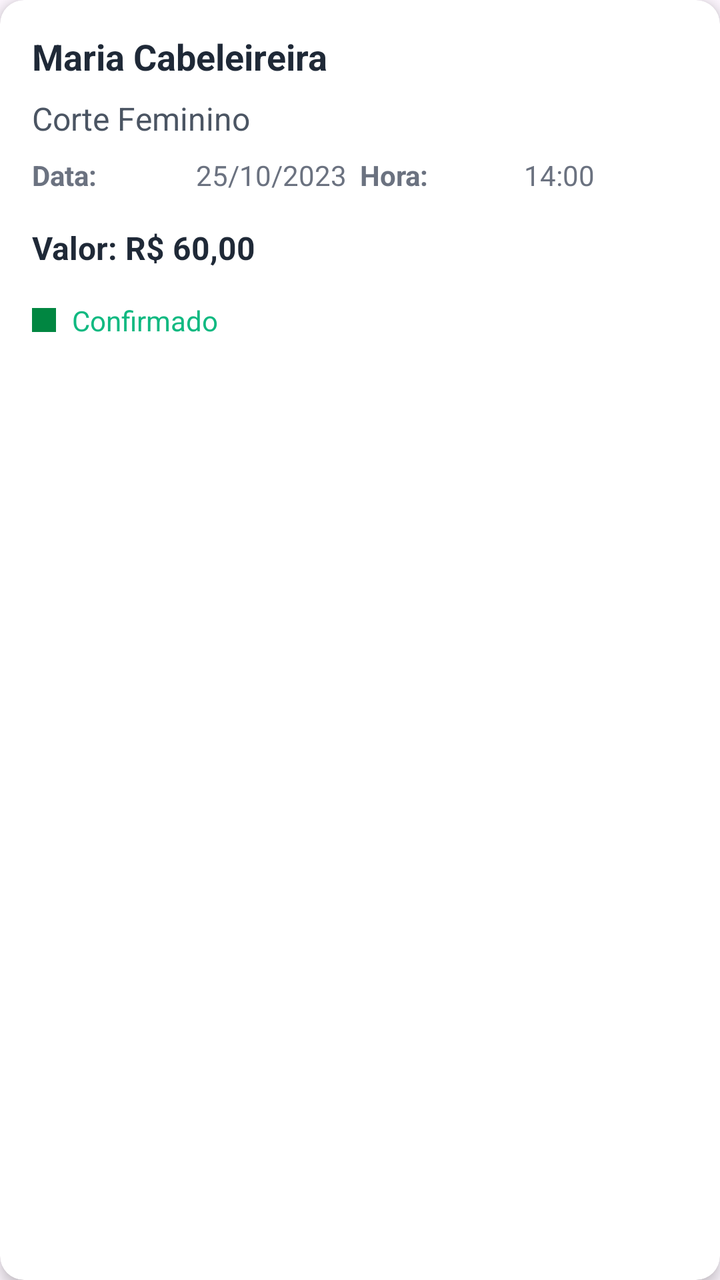
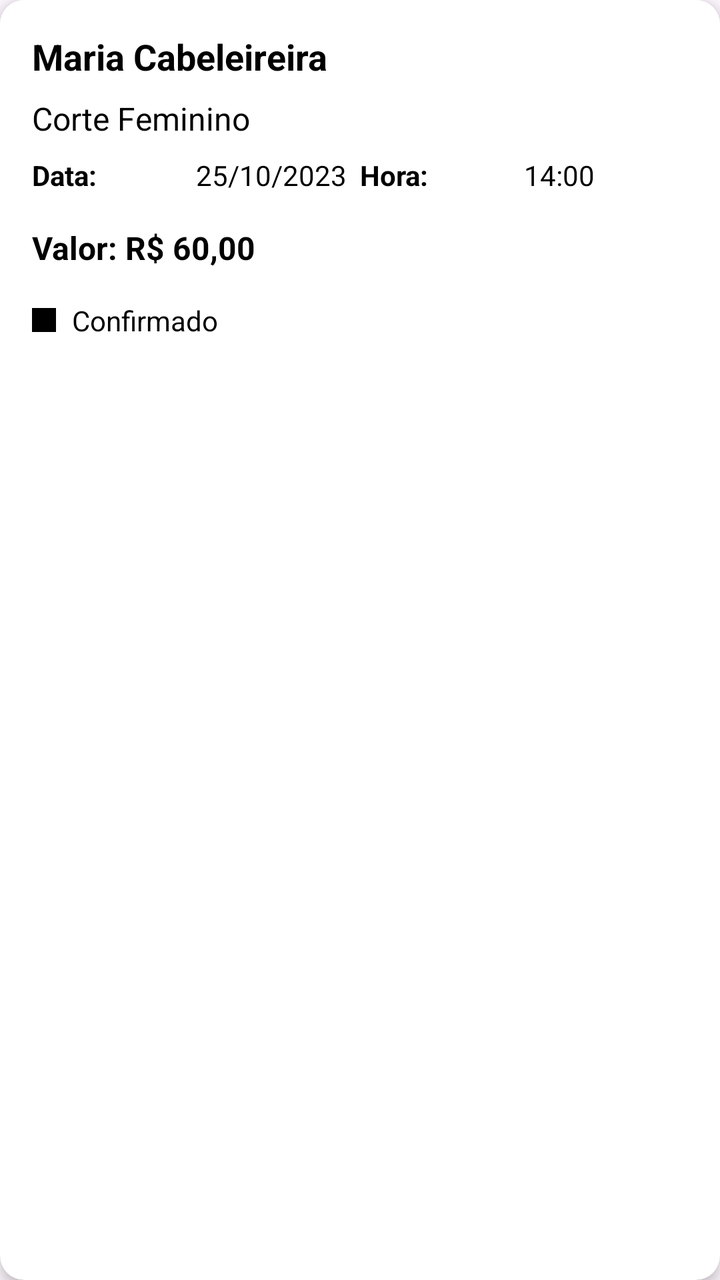

The first picture is an Android layout as it rendered before a commit; the second is the same layout after the commit. The layout source and the unified diff follow.
<!-- AndroidManifest.xml: application theme Theme.SmartApp -->
<!-- res/layout/item_agendamento.xml -->
<?xml version="1.0" encoding="utf-8"?>
<androidx.cardview.widget.CardView xmlns:android="http://schemas.android.com/apk/res/android"
    xmlns:app="http://schemas.android.com/apk/res-auto"
    android:layout_width="match_parent"
    android:layout_height="wrap_content"
    android:layout_marginBottom="16dp"
    app:cardCornerRadius="12dp"
    app:cardElevation="4dp">

    <LinearLayout
        android:layout_width="match_parent"
        android:layout_height="wrap_content"
        android:orientation="vertical"
        android:padding="16dp">

        
        <TextView
            android:id="@+id/nome"
            android:layout_width="match_parent"
            android:layout_height="wrap_content"
            android:text="Maria Cabeleireira"
            android:textColor="#1F2937"
            android:textSize="18sp"
            android:textStyle="bold"/>

        
        <TextView
            android:id="@+id/servico"
            android:layout_width="match_parent"
            android:layout_height="wrap_content"
            android:layout_marginTop="8dp"
            android:text="Corte Feminino"
            android:textColor="#4B5563"
            android:textSize="16sp"/>

        
        <LinearLayout
            android:layout_width="match_parent"
            android:layout_height="wrap_content"
            android:layout_marginTop="8dp"
            android:orientation="horizontal">

            <TextView
                android:id="@+id/data"
                android:layout_width="0dp"
                android:layout_height="wrap_content"
                android:layout_weight="1"
                android:text="Data:"
                android:textColor="#6B7280"
                android:textStyle="bold"/>

            <TextView
                android:layout_width="0dp"
                android:layout_height="wrap_content"
                android:layout_weight="1"
                android:text="25/10/2023"
                android:textColor="#6B7280"/>

            <TextView
                android:id="@+id/hora"
                android:layout_width="0dp"
                android:layout_height="wrap_content"
                android:layout_weight="1"
                android:text="Hora:"
                android:textColor="#6B7280"
                android:textStyle="bold"/>

            <TextView
                android:layout_width="0dp"
                android:layout_height="wrap_content"
                android:layout_weight="1"
                android:text="14:00"
                android:textColor="#6B7280"/>
        </LinearLayout>

        
        <TextView
            android:id="@+id/valor"
            android:layout_width="match_parent"
            android:layout_height="wrap_content"
            android:layout_marginTop="16dp"
            android:text="Valor: R$ 60,00"
            android:textColor="#1F2937"
            android:textSize="16sp"
            android:textStyle="bold"/>

        
        <LinearLayout
            android:layout_width="match_parent"
            android:layout_height="wrap_content"
            android:layout_marginTop="16dp"
            android:orientation="horizontal"
            android:gravity="center_vertical">

            <View
                android:layout_width="12dp"
                android:layout_height="12dp"
                android:background="#10B981"
                android:backgroundTint="#10B981"
                android:backgroundTintMode="multiply"/>

            <TextView
                android:layout_width="wrap_content"
                android:layout_height="wrap_content"
                android:layout_marginStart="8dp"
                android:text="Confirmado"
                android:textColor="#10B981"
                android:textSize="14sp"/>
        </LinearLayout>
    </LinearLayout>
</androidx.cardview.widget.CardView>
<!-- resources referenced by this layout -->
<resources>
  <style name="Theme.SmartApp" parent="Base.Theme.SmartApp" />
  <style name="Base.Theme.SmartApp" parent="Theme.Material3.DayNight.NoActionBar" />
</resources>

<!-- the commit's change to res/layout/item_agendamento.xml (unified diff, before → after) -->
@@ -1,17 +1,18 @@
-<?xml version="1.0" encoding="utf-8"?>
 <androidx.cardview.widget.CardView xmlns:android="http://schemas.android.com/apk/res/android"
     xmlns:app="http://schemas.android.com/apk/res-auto"
     android:layout_width="match_parent"
     android:layout_height="wrap_content"
     android:layout_marginBottom="16dp"
     app:cardCornerRadius="12dp"
-    app:cardElevation="4dp">
+    app:cardElevation="4dp"
+    app:cardBackgroundColor="@color/white">
 
     <LinearLayout
         android:layout_width="match_parent"
         android:layout_height="wrap_content"
         android:orientation="vertical"
-        android:padding="16dp">
+        android:padding="16dp"
+        android:background="@color/white">
 
         
         <TextView
@@ -19,7 +20,7 @@
             android:layout_width="match_parent"
             android:layout_height="wrap_content"
             android:text="Maria Cabeleireira"
-            android:textColor="#1F2937"
+            android:textColor="@android:color/black"
             android:textSize="18sp"
             android:textStyle="bold"/>
 
@@ -30,7 +31,7 @@
             android:layout_height="wrap_content"
             android:layout_marginTop="8dp"
             android:text="Corte Feminino"
-            android:textColor="#4B5563"
+            android:textColor="@android:color/black"
             android:textSize="16sp"/>
 
         
@@ -46,7 +47,7 @@
                 android:layout_height="wrap_content"
                 android:layout_weight="1"
                 android:text="Data:"
-                android:textColor="#6B7280"
+                android:textColor="@android:color/black"
                 android:textStyle="bold"/>
 
             <TextView
@@ -54,7 +55,7 @@
                 android:layout_height="wrap_content"
                 android:layout_weight="1"
                 android:text="25/10/2023"
-                android:textColor="#6B7280"/>
+                android:textColor="@android:color/black"/>
 
             <TextView
                 android:id="@+id/hora"
@@ -62,7 +63,7 @@
                 android:layout_height="wrap_content"
                 android:layout_weight="1"
                 android:text="Hora:"
-                android:textColor="#6B7280"
+                android:textColor="@android:color/black"
                 android:textStyle="bold"/>
 
             <TextView
@@ -70,7 +71,7 @@
                 android:layout_height="wrap_content"
                 android:layout_weight="1"
                 android:text="14:00"
-                android:textColor="#6B7280"/>
+                android:textColor="@android:color/black"/>
         </LinearLayout>
 
         
@@ -80,7 +81,7 @@
             android:layout_height="wrap_content"
             android:layout_marginTop="16dp"
             android:text="Valor: R$ 60,00"
-            android:textColor="#1F2937"
+            android:textColor="@android:color/black"
             android:textSize="16sp"
             android:textStyle="bold"/>
 
@@ -95,8 +96,8 @@
             <View
                 android:layout_width="12dp"
                 android:layout_height="12dp"
-                android:background="#10B981"
-                android:backgroundTint="#10B981"
+                android:background="@android:color/black"
+                android:backgroundTint="@color/black"
                 android:backgroundTintMode="multiply"/>
 
             <TextView
@@ -104,7 +105,7 @@
                 android:layout_height="wrap_content"
                 android:layout_marginStart="8dp"
                 android:text="Confirmado"
-                android:textColor="#10B981"
+                android:textColor="@android:color/black"
                 android:textSize="14sp"/>
         </LinearLayout>
     </LinearLayout>
<!-- resource entries referenced after the edit -->
@@ -1,5 +1,7 @@
 <!-- resources referenced by this layout -->
 <resources>
+  <color name="black">#FF000000</color>
+  <color name="white">#FFFFFFFF</color>
   <style name="Theme.SmartApp" parent="Base.Theme.SmartApp" />
   <style name="Base.Theme.SmartApp" parent="Theme.Material3.DayNight.NoActionBar" />
 </resources>
